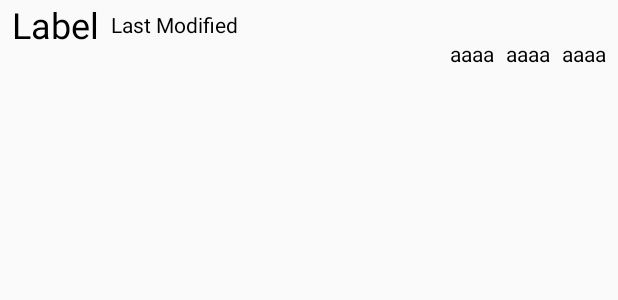
After one commit to crr0004/IntervalMe, an Android app: the layout analytics_exercise_single_view.xml on its own in the app's theme, with its tools: preview values and no code run, on a phone screen of 412 x 824 dp. The commit adds this screen. Shown: the top 300 px of the screen. Run offline under Robolectric (Android 15) with nearby library versions, the phone set to English and light mode, and no system bars.

Commit message:
Added views for exercise and routine analytic items

```diff
--- a/app/src/main/java/io/github/crr0004/intervalme/analytics/AnalyticsActivity.kt
+++ b/app/src/main/java/io/github/crr0004/intervalme/analytics/AnalyticsActivity.kt
@@ -34,7 +34,7 @@ class AnalyticsActivity : AppCompatActivity() {
         provider = ViewModelProviders.of(this).get(AnalyticsViewModel::class.java)
         provider.getAll().observe(this, Observer {
             if(it != null){
-                mAnalyticsRecyclerAdapter.items = it
+                mAnalyticsRecyclerAdapter.intervalItems = it
                 mAnalyticsRecyclerAdapter.notifyDataSetChanged()
             }
         })
--- a/app/src/main/java/io/github/crr0004/intervalme/database/analytics/ExerciseAnalyticData.kt
+++ b/app/src/main/java/io/github/crr0004/intervalme/database/analytics/ExerciseAnalyticData.kt
@@ -13,8 +13,7 @@ data class ExerciseAnalyticData(@PrimaryKey(autoGenerate = true) var id: Long=0,
                                 var value0: String = "",
                                 var value1: String = "",
                                 var value2: String = "",
-                                var isDone: Boolean = true,
-                                var type: Int = -1
+                                var isDone: Boolean = true
                                ){
     constructor(exercise: ExerciseData): this(){
         this.routineId = exercise.routineId
@@ -22,6 +21,5 @@ data class ExerciseAnalyticData(@PrimaryKey(autoGenerate = true) var id: Long=0,
         this.value0 = exercise.value0
         this.value1 = exercise.value1
         this.value2 = exercise.value2
-        this.type = 0
     }
 }
--- /dev/null
+++ b/app/src/main/res/layout/analytics_exercise_single_view.xml
@@ -0,0 +1,71 @@
+<?xml version="1.0" encoding="utf-8"?>
+<android.support.constraint.ConstraintLayout xmlns:android="http://schemas.android.com/apk/res/android"
+    xmlns:app="http://schemas.android.com/apk/res-auto"
+    xmlns:tools="http://schemas.android.com/tools"
+    android:layout_width="match_parent"
+    android:layout_height="wrap_content">
+
+    <TextView
+        android:id="@+id/analyticsViewValue2"
+        android:layout_width="wrap_content"
+        android:layout_height="0dp"
+        android:layout_marginEnd="8dp"
+        android:layout_marginBottom="8dp"
+        android:textAppearance="@style/Label.Small"
+        app:layout_constraintBottom_toBottomOf="parent"
+        app:layout_constraintEnd_toEndOf="parent"
+        app:layout_constraintTop_toTopOf="@+id/analyticsViewValue0"
+        tools:text="aaaa" />
+
+    <TextView
+        android:id="@+id/analyticsViewValue1"
+        android:layout_width="wrap_content"
+        android:layout_height="0dp"
+        android:layout_marginStart="8dp"
+        android:layout_marginEnd="8dp"
+        android:layout_marginBottom="8dp"
+        android:textAppearance="@style/Label.Small"
+        app:layout_constraintBottom_toBottomOf="parent"
+        app:layout_constraintEnd_toStartOf="@+id/analyticsViewValue0"
+        app:layout_constraintHorizontal_bias="1.0"
+        app:layout_constraintStart_toStartOf="parent"
+        app:layout_constraintTop_toTopOf="@+id/analyticsViewValue2"
+        tools:text="aaaa" />
+
+    <TextView
+        android:id="@+id/analyticsViewValue0"
+        android:layout_width="wrap_content"
+        android:layout_height="wrap_content"
+        android:layout_marginEnd="8dp"
+        android:layout_marginBottom="8dp"
+        android:textAppearance="@style/Label.Small"
+        app:layout_constraintBottom_toBottomOf="parent"
+        app:layout_constraintEnd_toStartOf="@+id/analyticsViewValue2"
+        app:layout_constraintTop_toBottomOf="@+id/analyticsViewDate"
+        tools:text="aaaa" />
+
+    <TextView
+        android:id="@+id/analyticsViewLabel"
+        android:layout_width="wrap_content"
+        android:layout_height="wrap_content"
+        android:layout_marginStart="8dp"
+        android:textAppearance="@style/Label.Large"
+        app:layout_constraintStart_toStartOf="parent"
+        app:layout_constraintTop_toTopOf="parent"
+        tools:text="Label" />
+
+    <TextView
+        android:id="@+id/analyticsViewDate"
+        android:layout_width="0dp"
+        android:layout_height="wrap_content"
+        android:layout_marginStart="8dp"
+        android:layout_marginEnd="8dp"
+        android:textAppearance="@style/Label.Small"
+        app:layout_constraintBottom_toBottomOf="@+id/analyticsViewLabel"
+        app:layout_constraintEnd_toEndOf="parent"
+        app:layout_constraintHorizontal_bias="0.0"
+        app:layout_constraintStart_toEndOf="@+id/analyticsViewLabel"
+        app:layout_constraintTop_toTopOf="@+id/analyticsViewLabel"
+        tools:text="Last Modified" />
+
+</android.support.constraint.ConstraintLayout>
```
Also changed, not shown: app/src/main/java/io/github/crr0004/intervalme/analytics/AnalyticsRecyclerAdapter.kt (+77 -15 lines), app/src/main/res/layout/analytics_interval_single_view.xml (renamed from app/src/main/res/layout/analytics_single_view.xml, +5 -5 lines), app/src/main/res/layout/analytics_routine_single_view.xml (added, +43 -0 lines), 1 other file.
